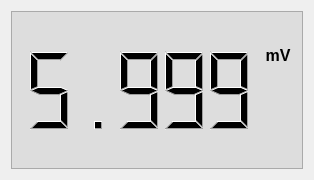
The window that widgets/lcdmeter.ui (Elv13/sigrok_frontend) describes before a commit, drawn with Qt 5.
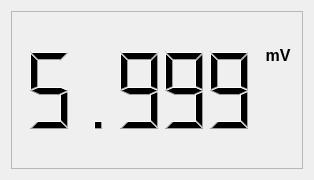
The same window after the commit. Icons and pictures are not drawn.

Commit message: lcd: Add color support

Patch:
```diff
--- a/widgets/lcdmeter.ui
+++ b/widgets/lcdmeter.ui
@@ -16,9 +16,6 @@
   <layout class="QVBoxLayout" name="verticalLayout">
    <item>
     <widget class="QFrame" name="lcdNumber">
-     <property name="styleSheet">
-      <string notr="true">background-color:#dddddd;color:black;</string>
-     </property>
      <property name="frameShape">
       <enum>QFrame::StyledPanel</enum>
      </property>
```
Left out of the diff: 4 changed lines with no effect on the pictures. The commit also changes 3 other files.
